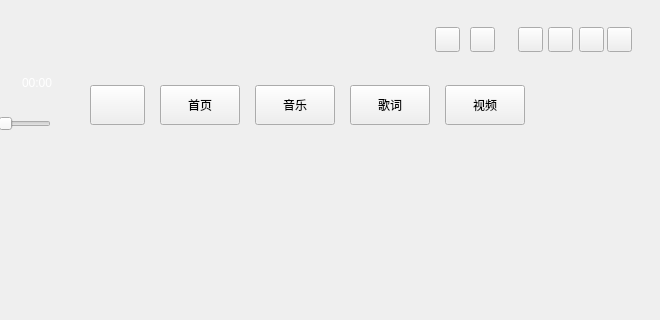
This is ui/application/musicapplication.ui in Greedysky/TTKMusicPlayer as Qt 5 draws it before an edit; both pictures show x 330 to 990 and y 0 to 320 of the 990 by 660 pixel window. The edited form follows.
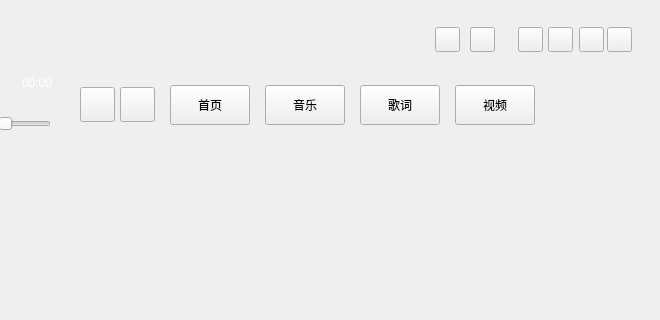
This is the edited form. Icons and pictures are not drawn. Custom widgets are drawn as their Qt base class.

Commit message: add back button resource[885421]

Diff of the .ui file:
```diff
--- a/ui/application/musicapplication.ui
+++ b/ui/application/musicapplication.ui
@@ -339,7 +339,7 @@
   <widget class="QPushButton" name="musicSearchWidgetButton">
    <property name="geometry">
     <rect>
-     <x>585</x>
+     <x>595</x>
      <y>85</y>
      <width>80</width>
      <height>40</height>
@@ -355,7 +355,7 @@
   <widget class="QPushButton" name="musicLrcWidgetButton">
    <property name="geometry">
     <rect>
-     <x>680</x>
+     <x>690</x>
      <y>85</y>
      <width>80</width>
      <height>40</height>
@@ -371,10 +371,10 @@
   <widget class="QPushButton" name="musicSearchRefreshButton">
    <property name="geometry">
     <rect>
-     <x>420</x>
-     <y>85</y>
-     <width>55</width>
-     <height>40</height>
+     <x>450</x>
+     <y>87</y>
+     <width>35</width>
+     <height>35</height>
     </rect>
    </property>
    <property name="styleSheet">
@@ -387,7 +387,7 @@
   <widget class="QPushButton" name="musicIndexWidgetButton">
    <property name="geometry">
     <rect>
-     <x>490</x>
+     <x>500</x>
      <y>85</y>
      <width>80</width>
      <height>40</height>
@@ -572,7 +572,7 @@
   <widget class="QPushButton" name="vedioWidgetButton">
    <property name="geometry">
     <rect>
-     <x>775</x>
+     <x>785</x>
      <y>85</y>
      <width>80</width>
      <height>40</height>
@@ -721,6 +721,22 @@
     <string notr="true">QPushButton{border:none;background:transparent;};</string>
    </property>
   </widget>
+  <widget class="QPushButton" name="musicSearchBackButton">
+   <property name="geometry">
+    <rect>
+     <x>410</x>
+     <y>87</y>
+     <width>35</width>
+     <height>35</height>
+    </rect>
+   </property>
+   <property name="styleSheet">
+    <string notr="true"/>
+   </property>
+   <property name="text">
+    <string/>
+   </property>
+  </widget>
   <action name="action_About">
    <property name="text">
     <string>关于天天酷音(&amp;A)</string>
```
Left out of the diff: 1 changed line with no effect on the pictures. The commit also changes 3 other files.
